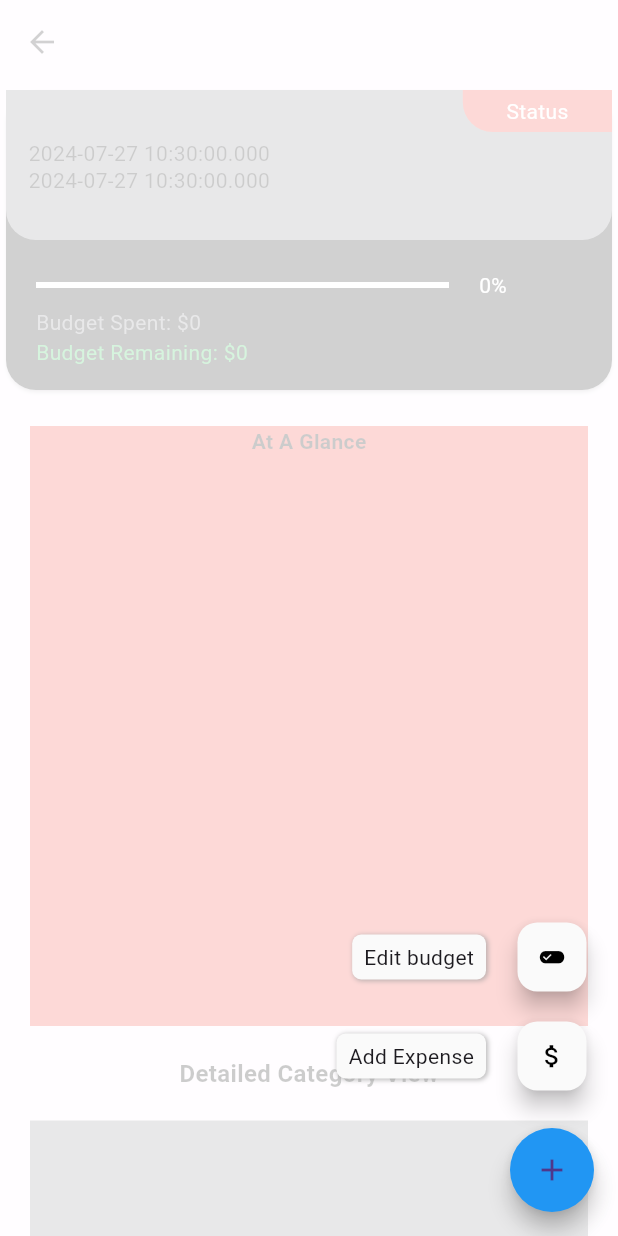
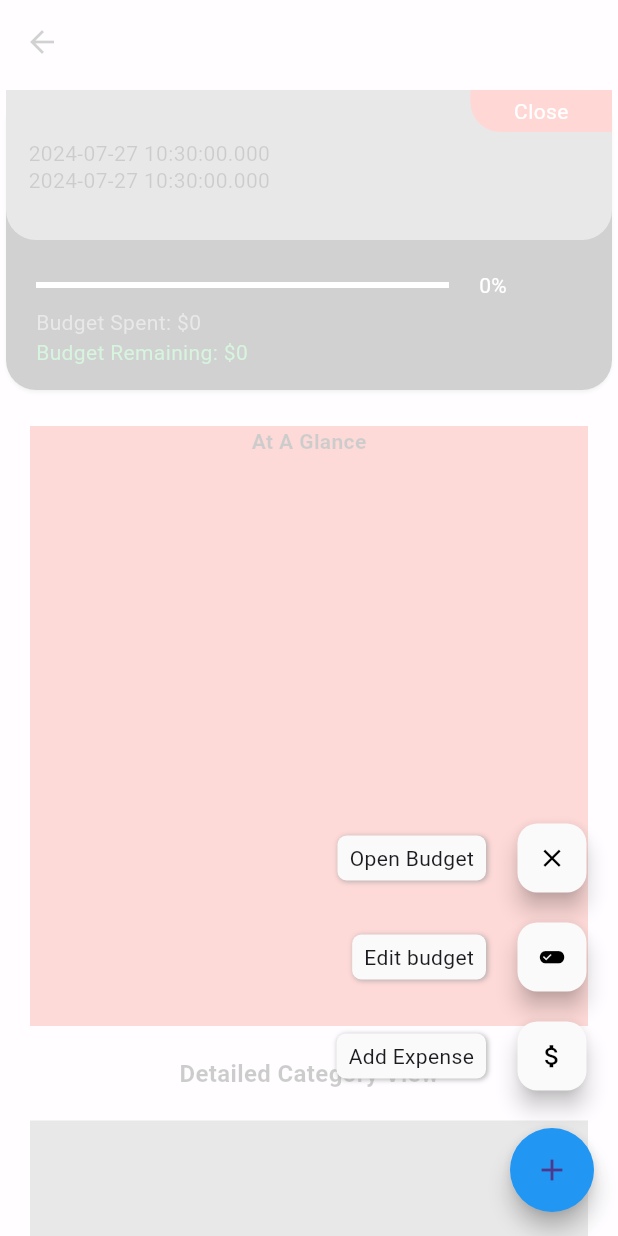
Before and after one commit to JuhromeAlexander/TravelKakis, a Flutter app: the IndividualBudget screen opened directly with empty values, after a tap on the "add" icon, on a phone screen of 412 x 824 dp. Run offline on Flutter 3.47's test engine with Material 3 defaults, Android fonts, the phone set to English and light mode, and no system bars; drawn by our look-alikes of fl_chart, flutter_speed_dial; our stand-ins replace cloud_firestore, file_picker, firebase_auth, firebase_core, firebase_storage, google_fonts and 3 more; accounts and stored records are empty; generated files the repository leaves out were written again.

Commit message:
Implemented Opening and Closing of Budget

```diff
--- a/lib/features/budget/create_budget.dart
+++ b/lib/features/budget/create_budget.dart
@@ -37,7 +37,7 @@ class _CreateBudgetState extends State<CreateBudget> {
       'budgetStartDate': _selectedTrip?.getTripStartDate(),
       'budgetEndDate': _selectedTrip?.getTripEndDate(),
       'totalBudget': 0,
-      'budgetStatusColor': "Colors.green",
+      'budgetStatusColor': "CupertinoColors.systemGreen",
       'categoryList': _selectedCategories,
       'userName': user_info.getUsername(),
       'tripName': _selectedTrip?.getTripTitle(),
--- a/lib/features/budget/individual_budget.dart
+++ b/lib/features/budget/individual_budget.dart
@@ -8,6 +8,7 @@ import 'package:travel_kakis/features/expenses/Expense.dart';
 import 'package:travel_kakis/features/expenses/create_expense.dart';
 import 'package:travel_kakis/features/expenses/edit_expense.dart';
 import 'package:travel_kakis/features/expenses/individual_expense.dart';
+import 'package:travel_kakis/home_page.dart';
 import 'package:travel_kakis/utils/user_information.dart' as user_info;
 import 'dart:math' as math;
 
@@ -135,10 +136,7 @@ class _IndividualBudgetState extends State<IndividualBudget> {
           .get();
 
       List<DocumentSnapshot> expenseDocs = querySnapshot.docs;
-      print('before for loop DEBUF');
       expenseDocs.forEach((document) {
-        print('Document Expense COST DEBUGGING');
-        print(document.get('expenseCost'));
         expenseValue = double.parse(document.get('expenseCost').toString()) +
             expenseValue;
       });
@@ -281,9 +279,7 @@ class _IndividualBudgetState extends State<IndividualBudget> {
             alignment: Alignment.topRight,
             child: Container(
               decoration: BoxDecoration(
-                color: widget.budgetStatusColor == "Colors.green"
-                    ? Colors.green
-                    : Colors.red,
+                color: widget.budgetStatusColor.toString() == 'CupertinoColors.systemGreen' ? CupertinoColors.systemGreen : CupertinoColors.systemRed,
                 borderRadius: const BorderRadius.only(
                   bottomLeft: Radius.circular(20.0),
                 ),
@@ -292,8 +288,13 @@ class _IndividualBudgetState extends State<IndividualBudget> {
                 horizontal: 29.0,
                 vertical: 4.0,
               ),
-              child: const Text(
-                'Status',
+              child: widget.budgetStatusColor.toString() == 'CupertinoColors.systemGreen' ? const Text(
+                'Open',
+                style: TextStyle(
+                  color: Colors.white,
+                ),
+              ) : const Text(
+                'Close',
                 style: TextStyle(
                   color: Colors.white,
                 ),
@@ -368,7 +369,29 @@ class _IndividualBudgetState extends State<IndividualBudget> {
         });
   }
 
-  _individualCategoryRow(context, expenseData) {
+  Future<List> getBudgetDataValueList() async {
+    String documentID = '';
+    late List budgetValueData;
+    CollectionReference budget = FirebaseFirestore.instance.collection('budget');
+    QuerySnapshot querySnapshot = await budget
+      .where('budgetTitle', isEqualTo: widget.budgetTitle)
+      .where('userName', isEqualTo: user_info.getUsername())
+      .get();
+
+    List<DocumentSnapshot> budgetDoc = querySnapshot.docs;
+    for (int i = 0; i < budgetDoc.length; i++) {
+      documentID = budgetDoc[i].id.toString();
+    }
+
+    DocumentReference exactBudgetDoc = budget.doc(documentID);
+    await exactBudgetDoc.get().then((document) {
+      budgetValueData = document.get('budgetList');
+    });
+
+    return budgetValueData;
+  }
+
+  _individualCategoryRow(context, expenseData, budgetData) {
     return ListView.separated(
       itemBuilder: (context, index) {
         return Card(
@@ -420,7 +443,7 @@ class _IndividualBudgetState extends State<IndividualBudget> {
                     width: MediaQuery.sizeOf(context).width,
                   ),
                   Text(
-                    'Total: \$${widget.totalBudget}',
+                    'Total: \$${budgetData[index]}',
                     style: const TextStyle(
                       fontSize: 18.0,
                       fontWeight: FontWeight.w300,
@@ -480,11 +503,11 @@ class _IndividualBudgetState extends State<IndividualBudget> {
           mainAxisAlignment: MainAxisAlignment.start,
           children: [
             FutureBuilder(
-              future: getCollatedExpenses(),
+              future: Future.wait([getCollatedExpenses(), getBudgetDataValueList()]),
               builder: (context, AsyncSnapshot snapshot) {
                 if (snapshot.hasData) {
                   List data = snapshot.data;
-                  return Expanded(child: _individualCategoryRow(context, data));
+                  return Expanded(child: _individualCategoryRow(context, data[0], data[1]));
                 }
                 if (!snapshot.hasData) {
                   return const Text('No Detailed Categories Yet!');
@@ -665,6 +688,68 @@ class _IndividualBudgetState extends State<IndividualBudget> {
     );
   }
 
+  void _closeBudgetStatus() async {
+    String documentID = '';
+    String budgetStatusColor = '';
+
+    CollectionReference budget = FirebaseFirestore.instance.collection('budget');
+    QuerySnapshot querySnapshot = await budget
+      .where('budgetTitle', isEqualTo: widget.budgetTitle)
+      .where('userName', isEqualTo: user_info.getUsername())
+      .get();
+
+    List<DocumentSnapshot> budgetDoc = querySnapshot.docs;
+
+    for (int i = 0; i < budgetDoc.length; i++) {
+      documentID = budgetDoc[i].id.toString();
+    }
+
+    DocumentReference exactBudgetDoc = budget.doc(documentID);
+    await exactBudgetDoc.get().then((document) {
+      budgetStatusColor = document.get('budgetStatusColor');
+    });
+
+    exactBudgetDoc.update({
+      'budgetStatusColor': 'CupertinoColors.systemRed',
+    });
+
+    Navigator.push(
+      context,
+      MaterialPageRoute(builder: (context) => HomePage()),
+    );
+  }
+
+  void _openBudgetStatus() async {
+    String documentID = '';
+    String budgetStatusColor = '';
+
+    CollectionReference budget = FirebaseFirestore.instance.collection('budget');
+    QuerySnapshot querySnapshot = await budget
+        .where('budgetTitle', isEqualTo: widget.budgetTitle)
+        .where('userName', isEqualTo: user_info.getUsername())
+        .get();
+
+    List<DocumentSnapshot> budgetDoc = querySnapshot.docs;
+
+    for (int i = 0; i < budgetDoc.length; i++) {
+      documentID = budgetDoc[i].id.toString();
+    }
+
+    DocumentReference exactBudgetDoc = budget.doc(documentID);
+    await exactBudgetDoc.get().then((document) {
+      budgetStatusColor = document.get('budgetStatusColor');
+    });
+
+    exactBudgetDoc.update({
+      'budgetStatusColor': 'CupertinoColors.systemGreen',
+    });
+
+    Navigator.push(
+      context,
+      MaterialPageRoute(builder: (context) => HomePage()),
+    );
+  }
+
   @override
   Widget build(BuildContext context) {
     return Scaffold(
@@ -690,7 +775,24 @@ class _IndividualBudgetState extends State<IndividualBudget> {
               onTap: (){
                 _navigateToEditBudget(context);
               }
-          )
+          ),
+          widget.budgetStatusColor.toString() == 'CupertinoColors.systemGreen' ? SpeedDialChild(
+              child: const Icon(Icons.close),
+              label: 'Close Budget',
+              onTap: (){
+                setState(() {
+                  _closeBudgetStatus();
+                });
+              }
+          ) : SpeedDialChild(
+              child: const Icon(Icons.close),
+              label: 'Open Budget',
+              onTap: (){
+                setState(() {
+                  _openBudgetStatus();
+                });
+              }
+          ),
         ],
       ),
       body: SingleChildScrollView(
```
Also changed, not shown: lib/features/budget/overview_of_budget.dart (+9 -12 lines).
